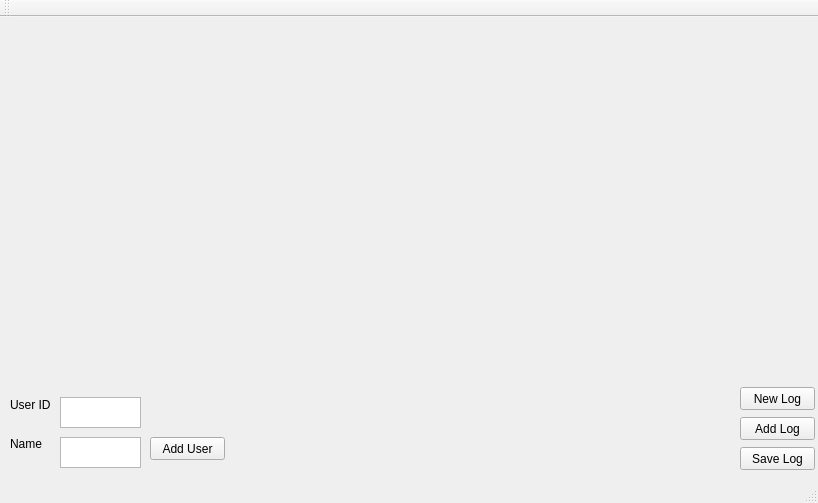
Qt form mainwindow.ui (kurahk6/WarehouseSuperStore) before a commit.
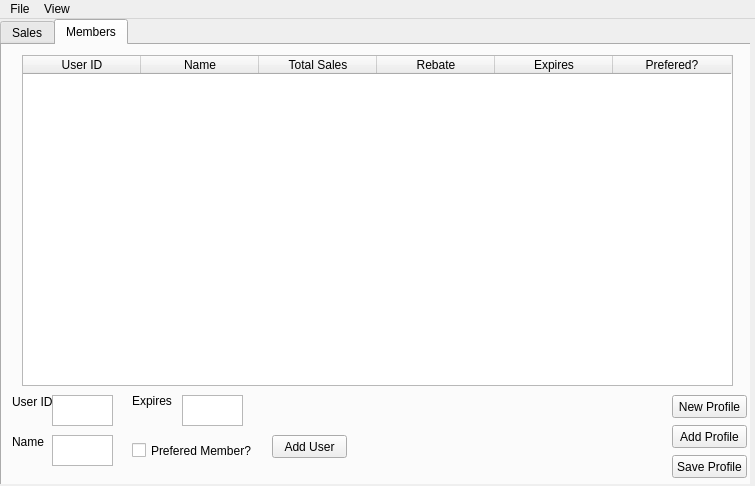
The same form after that commit. The open tabs and pages were chosen to show the change.

What changed in the file:
```diff
--- a/mainwindow.ui
+++ b/mainwindow.ui
@@ -6,120 +6,508 @@
    <rect>
     <x>0</x>
     <y>0</y>
-    <width>818</width>
-    <height>503</height>
+    <width>755</width>
+    <height>486</height>
    </rect>
   </property>
+  <property name="minimumSize">
+   <size>
+    <width>755</width>
+    <height>486</height>
+   </size>
+  </property>
+  <property name="maximumSize">
+   <size>
+    <width>755</width>
+    <height>486</height>
+   </size>
+  </property>
   <property name="windowTitle">
    <string>MainWindow</string>
   </property>
   <widget class="QWidget" name="centralWidget">
-   <widget class="QPushButton" name="newLog">
-    <property name="geometry">
-     <rect>
-      <x>740</x>
-      <y>370</y>
-      <width>75</width>
-      <height>23</height>
-     </rect>
-    </property>
-    <property name="text">
-     <string>New Log</string>
-    </property>
-   </widget>
-   <widget class="QPushButton" name="addLog">
-    <property name="geometry">
-     <rect>
-      <x>740</x>
-      <y>400</y>
-      <width>75</width>
-      <height>23</height>
-     </rect>
-    </property>
-    <property name="text">
-     <string>Add Log</string>
-    </property>
-   </widget>
-   <widget class="QPushButton" name="saveLog">
-    <property name="geometry">
-     <rect>
-      <x>740</x>
-      <y>430</y>
-      <width>75</width>
-      <height>23</height>
-     </rect>
-    </property>
-    <property name="text">
-     <string>Save Log</string>
-    </property>
-   </widget>
-   <widget class="QLabel" name="label">
-    <property name="geometry">
-     <rect>
-      <x>10</x>
-      <y>380</y>
-      <width>46</width>
-      <height>16</height>
-     </rect>
-    </property>
-    <property name="text">
-     <string>User ID</string>
-    </property>
-   </widget>
-   <widget class="QLabel" name="label_2">
-    <property name="geometry">
-     <rect>
-      <x>10</x>
-      <y>420</y>
-      <width>46</width>
-      <height>13</height>
-     </rect>
-    </property>
-    <property name="text">
-     <string>Name</string>
-    </property>
-   </widget>
-   <widget class="QPlainTextEdit" name="plainTextEdit">
-    <property name="geometry">
-     <rect>
-      <x>60</x>
-      <y>380</y>
-      <width>81</width>
-      <height>31</height>
-     </rect>
-    </property>
-    <property name="readOnly">
-     <bool>false</bool>
-    </property>
-   </widget>
-   <widget class="QPlainTextEdit" name="plainTextEdit_2">
+   <property name="sizePolicy">
+    <sizepolicy hsizetype="Fixed" vsizetype="Fixed">
+     <horstretch>0</horstretch>
+     <verstretch>0</verstretch>
+    </sizepolicy>
+   </property>
+   <property name="minimumSize">
+    <size>
+     <width>750</width>
+     <height>465</height>
+    </size>
+   </property>
+   <property name="maximumSize">
+    <size>
+     <width>750</width>
+     <height>465</height>
+    </size>
+   </property>
+   <widget class="QTabWidget" name="tabWidget">
     <property name="enabled">
      <bool>true</bool>
     </property>
     <property name="geometry">
      <rect>
-      <x>60</x>
-      <y>420</y>
-      <width>81</width>
-      <height>31</height>
+      <x>0</x>
+      <y>0</y>
+      <width>841</width>
+      <height>471</height>
      </rect>
     </property>
-    <property name="readOnly">
-     <bool>false</bool>
+    <property name="currentIndex">
+     <number>0</number>
     </property>
-   </widget>
-   <widget class="QPushButton" name="addUser">
-    <property name="geometry">
-     <rect>
-      <x>150</x>
-      <y>420</y>
-      <width>75</width>
-      <height>23</height>
-     </rect>
-    </property>
-    <property name="text">
-     <string>Add User</string>
-    </property>
+    <widget class="QWidget" name="tab">
+     <attribute name="title">
+      <string>Sales</string>
+     </attribute>
+     <widget class="QPushButton" name="addSale">
+      <property name="geometry">
+       <rect>
+        <x>270</x>
+        <y>390</y>
+        <width>75</width>
+        <height>23</height>
+       </rect>
+      </property>
+      <property name="text">
+       <string>Add Sale</string>
+      </property>
+     </widget>
+     <widget class="QLabel" name="UserID">
+      <property name="geometry">
+       <rect>
+        <x>10</x>
+        <y>350</y>
+        <width>47</width>
+        <height>13</height>
+       </rect>
+      </property>
+      <property name="text">
+       <string>User ID</string>
+      </property>
+     </widget>
+     <widget class="QLabel" name="Product">
+      <property name="geometry">
+       <rect>
+        <x>10</x>
+        <y>390</y>
+        <width>47</width>
+        <height>13</height>
+       </rect>
+      </property>
+      <property name="text">
+       <string>Product</string>
+      </property>
+     </widget>
+     <widget class="QLabel" name="SalesPrice">
+      <property name="geometry">
+       <rect>
+        <x>120</x>
+        <y>385</y>
+        <width>61</width>
+        <height>21</height>
+       </rect>
+      </property>
+      <property name="text">
+       <string>Sales Price</string>
+      </property>
+     </widget>
+     <widget class="QLabel" name="Amount">
+      <property name="geometry">
+       <rect>
+        <x>130</x>
+        <y>350</y>
+        <width>47</width>
+        <height>13</height>
+       </rect>
+      </property>
+      <property name="text">
+       <string>Quantity</string>
+      </property>
+     </widget>
+     <widget class="QLabel" name="Date">
+      <property name="geometry">
+       <rect>
+        <x>250</x>
+        <y>350</y>
+        <width>51</width>
+        <height>16</height>
+       </rect>
+      </property>
+      <property name="text">
+       <string>       Date</string>
+      </property>
+     </widget>
+     <widget class="QPlainTextEdit" name="UserIDText">
+      <property name="geometry">
+       <rect>
+        <x>50</x>
+        <y>350</y>
+        <width>61</width>
+        <height>31</height>
+       </rect>
+      </property>
+     </widget>
+     <widget class="QPlainTextEdit" name="DateText">
+      <property name="geometry">
+       <rect>
+        <x>310</x>
+        <y>350</y>
+        <width>61</width>
+        <height>31</height>
+       </rect>
+      </property>
+     </widget>
+     <widget class="QPlainTextEdit" name="SalesPriceText">
+      <property name="geometry">
+       <rect>
+        <x>180</x>
+        <y>390</y>
+        <width>61</width>
+        <height>31</height>
+       </rect>
+      </property>
+     </widget>
+     <widget class="QPlainTextEdit" name="AmountText">
+      <property name="geometry">
+       <rect>
+        <x>180</x>
+        <y>350</y>
+        <width>61</width>
+        <height>31</height>
+       </rect>
+      </property>
+     </widget>
+     <widget class="QPlainTextEdit" name="ProductText">
+      <property name="geometry">
+       <rect>
+        <x>50</x>
+        <y>390</y>
+        <width>61</width>
+        <height>31</height>
+       </rect>
+      </property>
+     </widget>
+     <widget class="QPushButton" name="newLog">
+      <property name="geometry">
+       <rect>
+        <x>670</x>
+        <y>350</y>
+        <width>75</width>
+        <height>23</height>
+       </rect>
+      </property>
+      <property name="text">
+       <string>New Log</string>
+      </property>
+     </widget>
+     <widget class="QPushButton" name="addLog">
+      <property name="geometry">
+       <rect>
+        <x>670</x>
+        <y>380</y>
+        <width>75</width>
+        <height>23</height>
+       </rect>
+      </property>
+      <property name="text">
+       <string>Add Log</string>
+      </property>
+     </widget>
+     <widget class="QPushButton" name="saveLog">
+      <property name="geometry">
+       <rect>
+        <x>670</x>
+        <y>410</y>
+        <width>75</width>
+        <height>23</height>
+       </rect>
+      </property>
+      <property name="text">
+       <string>Save Log</string>
+      </property>
+     </widget>
+     <widget class="QTableWidget" name="SaleLogs">
+      <property name="enabled">
+       <bool>true</bool>
+      </property>
+      <property name="geometry">
+       <rect>
+        <x>0</x>
+        <y>0</y>
+        <width>711</width>
+        <height>331</height>
+       </rect>
+      </property>
+      <property name="horizontalScrollBarPolicy">
+       <enum>Qt::ScrollBarAlwaysOff</enum>
+      </property>
+      <property name="sortingEnabled">
+       <bool>true</bool>
+      </property>
+      <property name="rowCount">
+       <number>0</number>
+      </property>
+      <property name="columnCount">
+       <number>5</number>
+      </property>
+      <attribute name="horizontalHeaderDefaultSectionSize">
+       <number>141</number>
+      </attribute>
+      <column>
+       <property name="text">
+        <string>User ID</string>
+       </property>
+      </column>
+      <column>
+       <property name="text">
+        <string>Product</string>
+       </property>
+      </column>
+      <column>
+       <property name="text">
+        <string>Quantity</string>
+       </property>
+      </column>
+      <column>
+       <property name="text">
+        <string>Sales Price</string>
+       </property>
+      </column>
+      <column>
+       <property name="text">
+        <string>Date</string>
+       </property>
+      </column>
+     </widget>
+    </widget>
+    <widget class="QWidget" name="tab_2">
+     <attribute name="title">
+      <string>Members</string>
+     </attribute>
+     <widget class="QTableWidget" name="UserLogs">
+      <property name="enabled">
+       <bool>true</bool>
+      </property>
+      <property name="geometry">
+       <rect>
+        <x>20</x>
+        <y>10</y>
+        <width>711</width>
+        <height>331</height>
+       </rect>
+      </property>
+      <property name="horizontalScrollBarPolicy">
+       <enum>Qt::ScrollBarAlwaysOff</enum>
+      </property>
+      <property name="sortingEnabled">
+       <bool>true</bool>
+      </property>
+      <property name="rowCount">
+       <number>0</number>
+      </property>
+      <property name="columnCount">
+       <number>6</number>
+      </property>
+      <attribute name="horizontalHeaderDefaultSectionSize">
+       <number>118</number>
+      </attribute>
+      <column>
+       <property name="text">
+        <string>User ID</string>
+       </property>
+      </column>
+      <column>
+       <property name="text">
+        <string>Name</string>
+       </property>
+      </column>
+      <column>
+       <property name="text">
+        <string>Total Sales</string>
+       </property>
+      </column>
+      <column>
+       <property name="text">
+        <string>Rebate</string>
+       </property>
+      </column>
+      <column>
+       <property name="text">
+        <string>Expires</string>
+       </property>
+      </column>
+      <column>
+       <property name="text">
+        <string>Prefered?</string>
+       </property>
+      </column>
+     </widget>
+     <widget class="QLabel" name="UserID_2">
+      <property name="geometry">
+       <rect>
+        <x>10</x>
+        <y>350</y>
+        <width>47</width>
+        <height>13</height>
+       </rect>
+      </property>
+      <property name="text">
+       <string>User ID</string>
+      </property>
+     </widget>
+     <widget class="QLabel" name="Name">
+      <property name="geometry">
+       <rect>
+        <x>10</x>
+        <y>390</y>
+        <width>47</width>
+        <height>13</height>
+       </rect>
+      </property>
+      <property name="text">
+       <string>Name</string>
+      </property>
+     </widget>
+     <widget class="QLabel" name="Expires">
+      <property name="geometry">
+       <rect>
+        <x>130</x>
+        <y>340</y>
+        <width>61</width>
+        <height>31</height>
+       </rect>
+      </property>
+      <property name="text">
+       <string>Expires</string>
+      </property>
+     </widget>
+     <widget class="QPlainTextEdit" name="NameText">
+      <property name="geometry">
+       <rect>
+        <x>50</x>
+        <y>390</y>
+        <width>61</width>
+        <height>31</height>
+       </rect>
+      </property>
+      <property name="sizePolicy">
+       <sizepolicy hsizetype="Expanding" vsizetype="Fixed">
+        <horstretch>0</horstretch>
+        <verstretch>0</verstretch>
+       </sizepolicy>
+      </property>
+      <property name="verticalScrollBarPolicy">
+       <enum>Qt::ScrollBarAlwaysOff</enum>
+      </property>
+     </widget>
+     <widget class="QPlainTextEdit" name="ExpiresText">
+      <property name="geometry">
+       <rect>
+        <x>180</x>
+        <y>350</y>
+        <width>61</width>
+        <height>31</height>
+       </rect>
+      </property>
+      <property name="sizePolicy">
+       <sizepolicy hsizetype="Expanding" vsizetype="Fixed">
+        <horstretch>0</horstretch>
+        <verstretch>0</verstretch>
+       </sizepolicy>
+      </property>
+      <property name="verticalScrollBarPolicy">
+       <enum>Qt::ScrollBarAlwaysOff</enum>
+      </property>
+     </widget>
+     <widget class="QPlainTextEdit" name="UserIDText_2">
+      <property name="geometry">
+       <rect>
+        <x>50</x>
+        <y>350</y>
+        <width>61</width>
+        <height>31</height>
+       </rect>
+      </property>
+      <property name="sizePolicy">
+       <sizepolicy hsizetype="Expanding" vsizetype="Fixed">
+        <horstretch>0</horstretch>
+        <verstretch>0</verstretch>
+       </sizepolicy>
+      </property>
+      <property name="verticalScrollBarPolicy">
+       <enum>Qt::ScrollBarAlwaysOff</enum>
+      </property>
+     </widget>
+     <widget class="QCheckBox" name="isPrefered">
+      <property name="geometry">
+       <rect>
+        <x>130</x>
+        <y>390</y>
+        <width>121</width>
+        <height>31</height>
+       </rect>
+      </property>
+      <property name="text">
+       <string>Prefered Member?</string>
+      </property>
+     </widget>
+     <widget class="QPushButton" name="addUser">
+      <property name="geometry">
+       <rect>
+        <x>270</x>
+        <y>390</y>
+        <width>75</width>
+        <height>23</height>
+       </rect>
+      </property>
+      <property name="text">
+       <string>Add User</string>
+      </property>
+     </widget>
+     <widget class="QPushButton" name="addProfile">
+      <property name="geometry">
+       <rect>
+        <x>670</x>
+        <y>380</y>
+        <width>75</width>
+        <height>23</height>
+       </rect>
+      </property>
+      <property name="text">
+       <string>Add Profile</string>
+      </property>
+     </widget>
+     <widget class="QPushButton" name="newProfile">
+      <property name="geometry">
+       <rect>
+        <x>670</x>
+        <y>350</y>
+        <width>75</width>
+        <height>23</height>
+       </rect>
+      </property>
+      <property name="text">
+       <string>New Profile</string>
+      </property>
+     </widget>
+     <widget class="QPushButton" name="saveProfile">
+      <property name="geometry">
+       <rect>
+        <x>670</x>
+        <y>410</y>
+        <width>75</width>
+        <height>23</height>
+       </rect>
+      </property>
+      <property name="text">
+       <string>Save Profile</string>
+      </property>
+     </widget>
+    </widget>
    </widget>
   </widget>
   <widget class="QMenuBar" name="menuBar">
@@ -127,20 +515,155 @@
     <rect>
      <x>0</x>
      <y>0</y>
-     <width>818</width>
+     <width>755</width>
      <height>21</height>
     </rect>
    </property>
+   <widget class="QMenu" name="menuFilter">
+    <property name="title">
+     <string>View</string>
+    </property>
+    <widget class="QMenu" name="menuBy_Month">
+     <property name="title">
+      <string>By Month</string>
+     </property>
+     <addaction name="actionJanuary"/>
+     <addaction name="actionFebruary"/>
+     <addaction name="actionMarch"/>
+     <addaction name="actionApril"/>
+     <addaction name="actionMay"/>
+     <addaction name="actionJune"/>
+     <addaction name="actionJuly"/>
+     <addaction name="actionAugust"/>
+     <addaction name="actionSeptember"/>
+     <addaction name="actionOctober"/>
+     <addaction name="actionNovember"/>
+     <addaction name="actionDecember"/>
+    </widget>
+    <addaction name="menuBy_Month"/>
+   </widget>
+   <widget class="QMenu" name="menuFile">
+    <property name="title">
+     <string>File</string>
+    </property>
+    <widget class="QMenu" name="menuNew">
+     <property name="title">
+      <string>New</string>
+     </property>
+     <addaction name="actionSales_Log"/>
+     <addaction name="actionMember_Profile"/>
+    </widget>
+    <widget class="QMenu" name="menuOpen">
+     <property name="title">
+      <string>Open</string>
+     </property>
+     <addaction name="actionSales_Log_2"/>
+     <addaction name="actionMember_Profile_2"/>
+    </widget>
+    <widget class="QMenu" name="menuSave">
+     <property name="title">
+      <string>Save</string>
+     </property>
+     <addaction name="actionSales_Log_3"/>
+     <addaction name="actionMember_Profile_3"/>
+    </widget>
+    <addaction name="menuNew"/>
+    <addaction name="menuOpen"/>
+    <addaction name="menuSave"/>
+   </widget>
+   <addaction name="menuFile"/>
+   <addaction name="menuFilter"/>
   </widget>
-  <widget class="QToolBar" name="mainToolBar">
-   <attribute name="toolBarArea">
-    <enum>TopToolBarArea</enum>
-   </attribute>
-   <attribute name="toolBarBreak">
-    <bool>false</bool>
-   </attribute>
-  </widget>
-  <widget class="QStatusBar" name="statusBar"/>
+  <action name="actionJanuary">
+   <property name="text">
+    <string>January</string>
+   </property>
+  </action>
+  <action name="actionFebruary">
+   <property name="text">
+    <string>February</string>
+   </property>
+  </action>
+  <action name="actionMarch">
+   <property name="text">
+    <string>March</string>
+   </property>
+  </action>
+  <action name="actionApril">
+   <property name="text">
+    <string>April</string>
+   </property>
+  </action>
+  <action name="actionMay">
+   <property name="text">
+    <string>May</string>
+   </property>
+  </action>
+  <action name="actionJune">
+   <property name="text">
+    <string>June</string>
+   </property>
+  </action>
+  <action name="actionJuly">
+   <property name="text">
+    <string>July</string>
+   </property>
+  </action>
+  <action name="actionAugust">
+   <property name="text">
+    <string>August</string>
+   </property>
+  </action>
+  <action name="actionSeptember">
+   <property name="text">
+    <string>September</string>
+   </property>
+  </action>
+  <action name="actionOctober">
+   <property name="text">
+    <string>October</string>
+   </property>
+  </action>
+  <action name="actionNovember">
+   <property name="text">
+    <string>November</string>
+   </property>
+  </action>
+  <action name="actionDecember">
+   <property name="text">
+    <string>December</string>
+   </property>
+  </action>
+  <action name="actionSales_Log">
+   <property name="text">
+    <string>Sales Log</string>
+   </property>
+  </action>
+  <action name="actionMember_Profile">
+   <property name="text">
+    <string>Member Profile</string>
+   </property>
+  </action>
+  <action name="actionSales_Log_2">
+   <property name="text">
+    <string>Sales Log</string>
+   </property>
+  </action>
+  <action name="actionMember_Profile_2">
+   <property name="text">
+    <string>Member Profile</string>
+   </property>
+  </action>
+  <action name="actionSales_Log_3">
+   <property name="text">
+    <string>Sales Log</string>
+   </property>
+  </action>
+  <action name="actionMember_Profile_3">
+   <property name="text">
+    <string>Member Profile</string>
+   </property>
+  </action>
  </widget>
  <layoutdefault spacing="6" margin="11"/>
  <resources/>
```
